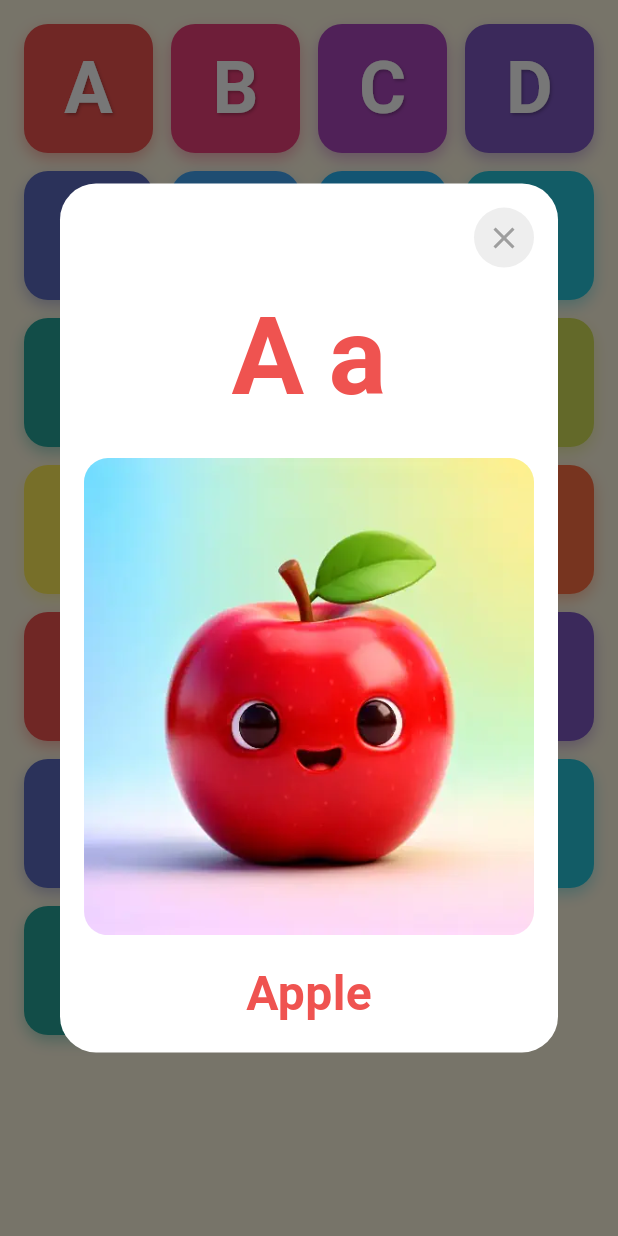
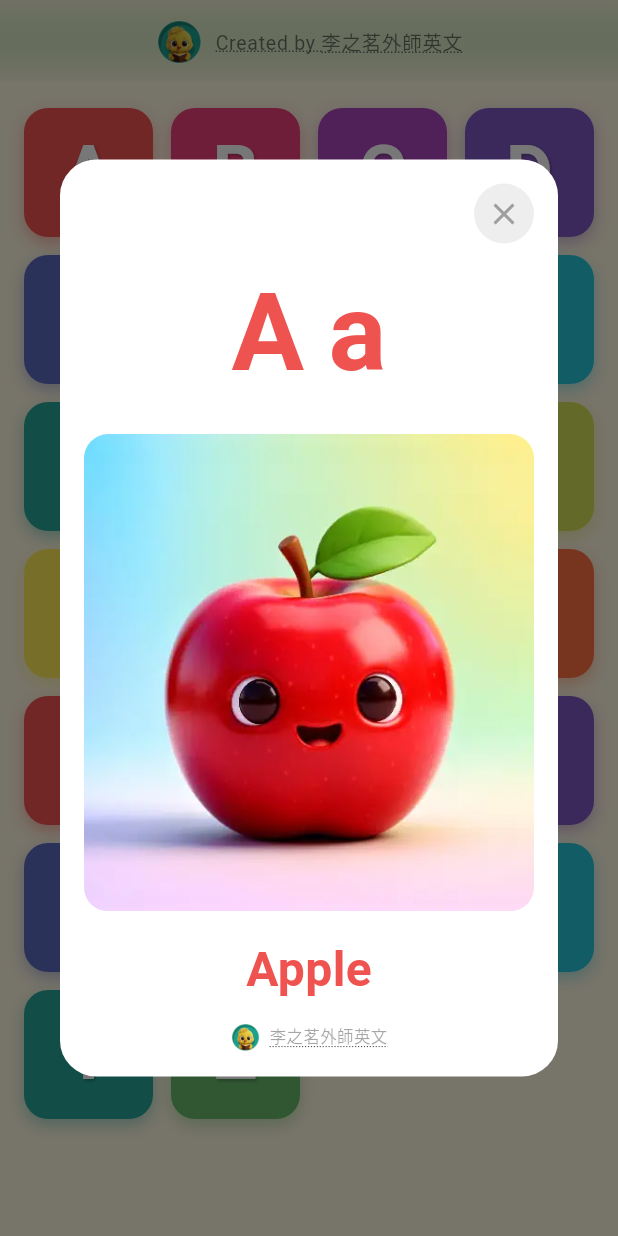
Before and after one commit to rickydZA/phonics_abc_app, a Flutter app: the screen it shows after launch, after a tap on an icon or button, on a phone screen of 412 x 824 dp. Run offline on Flutter 3.47's test engine with Material 3 defaults, Android fonts, the phone set to English and light mode, and no system bars; our stand-ins replace audioplayers.

Commit message:
Add teacher branding with clickable mascot throughout app
- Add branding constants (teacher name: 李之茗外師英文)
- Display "Created by" message on splash screen, header, and popups
- Add little chick mascot image next to brand name
- Make all branding elements clickable, linking to www.englishteacher.com.tw
- Configure Android manifest for URL launcher support
- Add graceful error handling for emulator (shows website URL in snackbar)

Co-Authored-By: Claude Sonnet 4.5 <noreply@anthropic.com>

```diff
--- /dev/null
+++ b/lib/constants/branding.dart
@@ -0,0 +1,7 @@
+/// Teacher branding constants
+class Branding {
+  static const String teacherName = '李之茗外師英文';
+  static const String recommendedBy = 'Created by $teacherName';
+  static const String website = 'www.englishteacher.com.tw';
+  static const String mascotPath = 'assets/images/little_chick_mascot_3D.png';
+}
--- a/lib/screens/alphabet_screen.dart
+++ b/lib/screens/alphabet_screen.dart
@@ -2,6 +2,7 @@ import 'package:flutter/foundation.dart' show kIsWeb;
 import 'package:flutter/material.dart';
 import 'package:url_launcher/url_launcher.dart';
 import '../constants/app_colors.dart';
+import '../constants/branding.dart';
 import '../data/letter_data.dart';
 import '../services/audio_service.dart';
 import '../widgets/letter_tile.dart';
@@ -32,6 +33,10 @@ class AlphabetScreen extends StatelessWidget {
 
             return CustomScrollView(
               slivers: [
+                // Teacher branding header
+                SliverToBoxAdapter(
+                  child: _buildBrandingHeader(context),
+                ),
                 // Letter grid
                 SliverPadding(
                   padding: const EdgeInsets.all(16),
@@ -65,6 +70,57 @@ class AlphabetScreen extends StatelessWidget {
             );
           },
         ),
+        ),
+      ),
+    );
+  }
+
+  Widget _buildBrandingHeader(BuildContext context) {
+    return Container(
+      padding: const EdgeInsets.symmetric(vertical: 12, horizontal: 16),
+      decoration: BoxDecoration(
+        gradient: LinearGradient(
+          colors: [
+            AppColors.primaryLight.withValues(alpha: 0.1),
+            AppColors.background,
+          ],
+          begin: Alignment.topCenter,
+          end: Alignment.bottomCenter,
+        ),
+      ),
+      child: Center(
+        child: MouseRegion(
+          cursor: SystemMouseCursors.click,
+          child: GestureDetector(
+            onTap: () => _launchWebsite(context),
+            child: Row(
+              mainAxisSize: MainAxisSize.min,
+              children: [
+                // Mascot image
+                ClipOval(
+                  child: Image.asset(
+                    Branding.mascotPath,
+                    width: 32,
+                    height: 32,
+                    fit: BoxFit.cover,
+                  ),
+                ),
+                const SizedBox(width: 8),
+                // Brand text
+                Text(
+                  Branding.recommendedBy,
+                  style: TextStyle(
+                    fontSize: 13,
+                    color: AppColors.textPrimary.withValues(alpha: 0.6),
+                    fontWeight: FontWeight.w400,
+                    letterSpacing: 0.5,
+                    decoration: TextDecoration.underline,
+                    decorationStyle: TextDecorationStyle.dotted,
+                  ),
+                ),
+              ],
+            ),
+          ),
         ),
       ),
     );
@@ -110,6 +166,36 @@ class AlphabetScreen extends StatelessWidget {
       letter,
       AppColors.getTileColor(index),
     );
+  }
+
+  Future<void> _launchWebsite(BuildContext context) async {
+    final uri = Uri.parse('http://${Branding.website}');
+    try {
+      final canLaunch = await canLaunchUrl(uri);
+      if (canLaunch) {
+        await launchUrl(uri, mode: LaunchMode.externalApplication);
+      } else {
+        // Show message if no browser available (common on emulators)
+        if (context.mounted) {
+          ScaffoldMessenger.of(context).showSnackBar(
+            SnackBar(
+              content: Text('Visit: ${Branding.website}'),
+              duration: const Duration(seconds: 3),
+            ),
+          );
+        }
+      }
+    } catch (e) {
+      // Handle launch errors gracefully
+      if (context.mounted) {
+        ScaffoldMessenger.of(context).showSnackBar(
+          SnackBar(
+            content: Text('Visit: ${Branding.website}'),
+            duration: const Duration(seconds: 3),
+          ),
+        );
+      }
+    }
   }
 }
 
--- a/lib/screens/splash_screen.dart
+++ b/lib/screens/splash_screen.dart
@@ -1,5 +1,6 @@
 import 'package:flutter/material.dart';
 import '../constants/app_colors.dart';
+import '../constants/branding.dart';
 import '../services/audio_service.dart';
 import 'alphabet_screen.dart';
 
@@ -91,6 +92,30 @@ class _SplashScreenState extends State<SplashScreen> {
                 color: AppColors.textLight,
               ),
             ),
+            const SizedBox(height: 60),
+            // Teacher branding with mascot
+            Row(
+              mainAxisSize: MainAxisSize.min,
+              children: [
+                ClipOval(
+                  child: Image.asset(
+                    Branding.mascotPath,
+                    width: 40,
+                    height: 40,
+                    fit: BoxFit.cover,
+                  ),
+                ),
+                const SizedBox(width: 10),
+                Text(
+                  Branding.recommendedBy,
+                  style: TextStyle(
+                    fontSize: 14,
+                    color: AppColors.textLight.withValues(alpha: 0.7),
+                    fontWeight: FontWeight.w300,
+                  ),
+                ),
+              ],
+            ),
           ],
         ),
       ),
--- a/lib/widgets/letter_popup.dart
+++ b/lib/widgets/letter_popup.dart
@@ -1,5 +1,7 @@
 import 'package:flutter/material.dart';
+import 'package:url_launcher/url_launcher.dart';
 import '../constants/app_colors.dart';
+import '../constants/branding.dart';
 import '../data/letter_data.dart';
 import '../services/audio_service.dart';
 
@@ -87,10 +89,72 @@ class LetterPopup extends StatelessWidget {
                 color: tileColor,
               ),
             ),
+            const SizedBox(height: 12),
+            // Teacher branding with mascot
+            MouseRegion(
+              cursor: SystemMouseCursors.click,
+              child: GestureDetector(
+                onTap: () => _launchWebsite(context),
+                child: Row(
+                  mainAxisSize: MainAxisSize.min,
+                  children: [
+                    ClipOval(
+                      child: Image.asset(
+                        Branding.mascotPath,
+                        width: 20,
+                        height: 20,
+                        fit: BoxFit.cover,
+                      ),
+                    ),
+                    const SizedBox(width: 6),
+                    Text(
+                      Branding.teacherName,
+                      style: TextStyle(
+                        fontSize: 11,
+                        color: AppColors.textPrimary.withValues(alpha: 0.4),
+                        fontWeight: FontWeight.w300,
+                        decoration: TextDecoration.underline,
+                        decorationStyle: TextDecorationStyle.dotted,
+                      ),
+                    ),
+                  ],
+                ),
+              ),
+            ),
           ],
         ),
       ),
     );
+  }
+
+  Future<void> _launchWebsite(BuildContext context) async {
+    final uri = Uri.parse('http://${Branding.website}');
+    try {
+      final canLaunch = await canLaunchUrl(uri);
+      if (canLaunch) {
+        await launchUrl(uri, mode: LaunchMode.externalApplication);
+      } else {
+        // Show message if no browser available (common on emulators)
+        if (context.mounted) {
+          ScaffoldMessenger.of(context).showSnackBar(
+            SnackBar(
+              content: Text('Visit: ${Branding.website}'),
+              duration: const Duration(seconds: 3),
+            ),
+          );
+        }
+      }
+    } catch (e) {
+      // Handle launch errors gracefully
+      if (context.mounted) {
+        ScaffoldMessenger.of(context).showSnackBar(
+          SnackBar(
+            content: Text('Visit: ${Branding.website}'),
+            duration: const Duration(seconds: 3),
+          ),
+        );
+      }
+    }
   }
 
   Widget _buildImage(double size) {
```
Also changed, not shown: assets/images/little_chick_mascot_3D.png (added), 1 other file.
